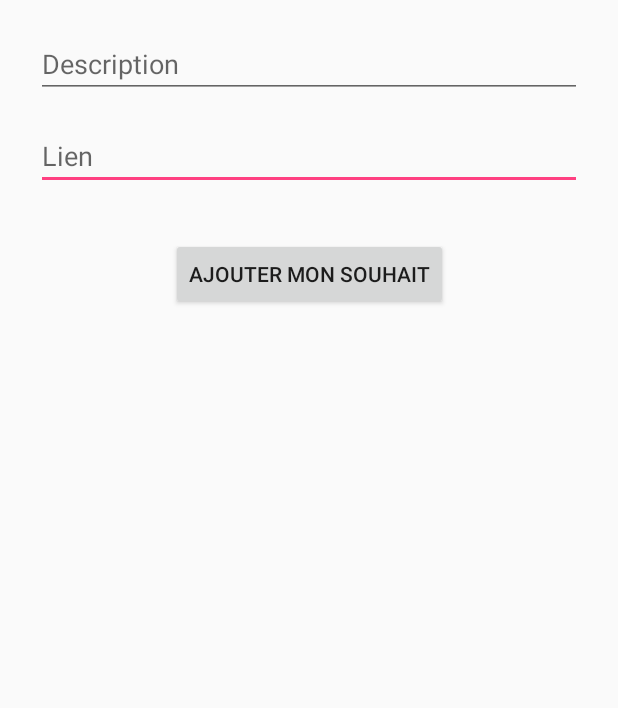
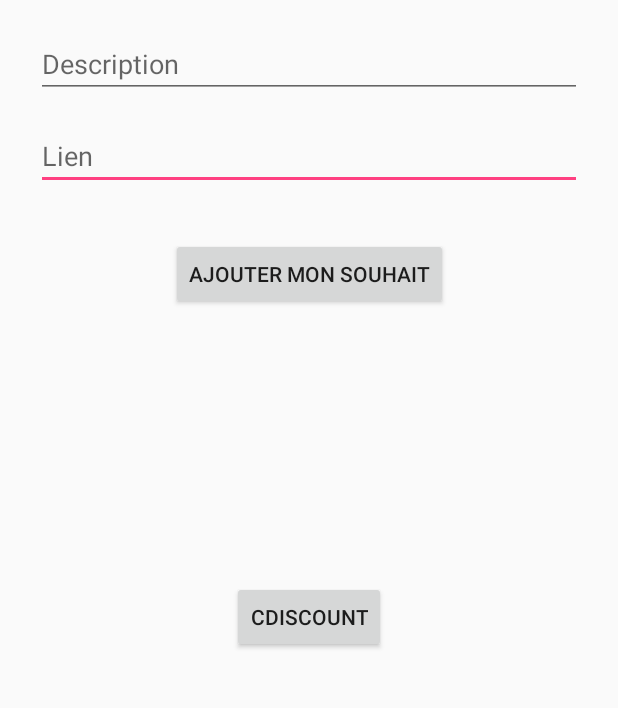
Before and after one commit to Adphi/WishList, an Android app: the AddActivity screen opened directly, with no data from a screen before it, on a phone screen of 412 x 824 dp, the part 288-996 px from its top. Run offline under Robolectric (Android 15) with nearby library versions, the phone set to English and light mode, and no system bars; our stand-ins replace Firebase (no records; nobody signed in at launch, a user with empty details on screens opened directly), Picasso; pictures from the network do not load.

Commit message:
Add Selected CDiscount Item in Add Activity

```diff
--- a/app/build.gradle
+++ b/app/build.gradle
@@ -36,6 +36,9 @@ dependencies {
     compile 'pub.devrel:easypermissions:1.0.1'
     compile 'com.google.code.gson:gson:2.8.2'
     compile 'com.squareup.okhttp3:okhttp:3.9.0'
+
+    compile 'com.squareup.picasso:picasso:2.5.2'
+
 }
 
 
--- a/app/src/main/AndroidManifest.xml
+++ b/app/src/main/AndroidManifest.xml
@@ -47,7 +47,8 @@
         <activity android:name=".MainActivity"/>
         <activity android:name=".CreateAccountActivity">
         </activity>
-        <activity android:name=".SearchItemActivity">
+        <activity android:name=".SearchItemActivity"
+            android:noHistory="true">
         </activity>
     </application>
 
--- a/app/src/main/java/fr/wcs/wishlist/AddActivity.java
+++ b/app/src/main/java/fr/wcs/wishlist/AddActivity.java
@@ -22,6 +22,7 @@ import com.google.android.gms.tasks.OnSuccessListener;
 import com.google.firebase.storage.FirebaseStorage;
 import com.google.firebase.storage.StorageReference;
 import com.google.firebase.storage.UploadTask;
+import com.squareup.picasso.Picasso;
 
 import java.io.ByteArrayOutputStream;
 
@@ -57,7 +58,13 @@ public class AddActivity extends AppCompatActivity {
 
         mFirebaseStorage = FirebaseStorage.getInstance();
 
-
+        Button buttonPick = (Button) findViewById(R.id.buttonPickItem);
+        buttonPick.setOnClickListener(new View.OnClickListener() {
+            @Override
+            public void onClick(View v) {
+                startActivity(new Intent(AddActivity.this, SearchItemActivity.class));
+            }
+        });
 
         if (checkSelfPermission(android.Manifest.permission.CAMERA) != PackageManager.PERMISSION_GRANTED) {
             ActivityCompat.requestPermissions(this, new String[]{android.Manifest.permission.CAMERA}, 1);
@@ -94,8 +101,6 @@ public class AddActivity extends AppCompatActivity {
             }
         });
         addButton = findViewById(R.id.addButton);
-
-
 
         final EditText descriptionText = findViewById(R.id.descriptionEditText);
         final EditText linkText = findViewById(R.id.linkEditText);
@@ -149,6 +154,16 @@ public class AddActivity extends AppCompatActivity {
         else {
             Toast.makeText(AddActivity.this, "Il nous manque des informations !", Toast.LENGTH_SHORT).show();
         }
+
+        Intent intent = getIntent();
+        Item selectedItem = intent.getParcelableExtra("SelectedItem");
+        if(selectedItem != null) {
+            descriptionText.setText(selectedItem.getDescription());
+            linkText.setText(selectedItem.getItemUrl());
+            Picasso.with(this)
+                    .load(selectedItem.getImageUrl())
+                    .into(imageWish);
+        }
     }
 
     @Override
--- a/app/src/main/java/fr/wcs/wishlist/Models/CDiscount/RequestBuilder.java
+++ b/app/src/main/java/fr/wcs/wishlist/Models/CDiscount/RequestBuilder.java
@@ -34,6 +34,7 @@ public class RequestBuilder {
         this.keyWord = keyWord;
         this.sort = sort;
         this.itemPerPage = itemPerPage;
+        this.page = page;
     }
 
     public String build(){
--- a/app/src/main/res/layout/activity_add.xml
+++ b/app/src/main/res/layout/activity_add.xml
@@ -66,4 +66,18 @@
         app:layout_constraintEnd_toStartOf="@+id/guideline"
         app:layout_constraintStart_toStartOf="@+id/guideline"
         app:layout_constraintTop_toBottomOf="@+id/linkEditText" />
+
+    <Button
+        android:id="@+id/buttonPickItem"
+        android:layout_width="wrap_content"
+        android:layout_height="wrap_content"
+        android:layout_marginBottom="8dp"
+        android:layout_marginEnd="8dp"
+        android:layout_marginStart="8dp"
+        android:layout_marginTop="8dp"
+        android:text="CDiscount"
+        app:layout_constraintBottom_toBottomOf="parent"
+        app:layout_constraintEnd_toEndOf="parent"
+        app:layout_constraintStart_toStartOf="parent"
+        app:layout_constraintTop_toBottomOf="@+id/addButton"/>
 </android.support.constraint.ConstraintLayout>
```
Also changed, not shown: app/src/main/java/fr/wcs/wishlist/Controller/ItemAdapter.java (+32 -11 lines), app/src/main/java/fr/wcs/wishlist/Models/Item.java (+46 -1 lines), app/src/main/java/fr/wcs/wishlist/SearchItemActivity.java (+71 -8 lines), app/src/main/res/layout/activity_search_item.xml (+16 -0 lines).
